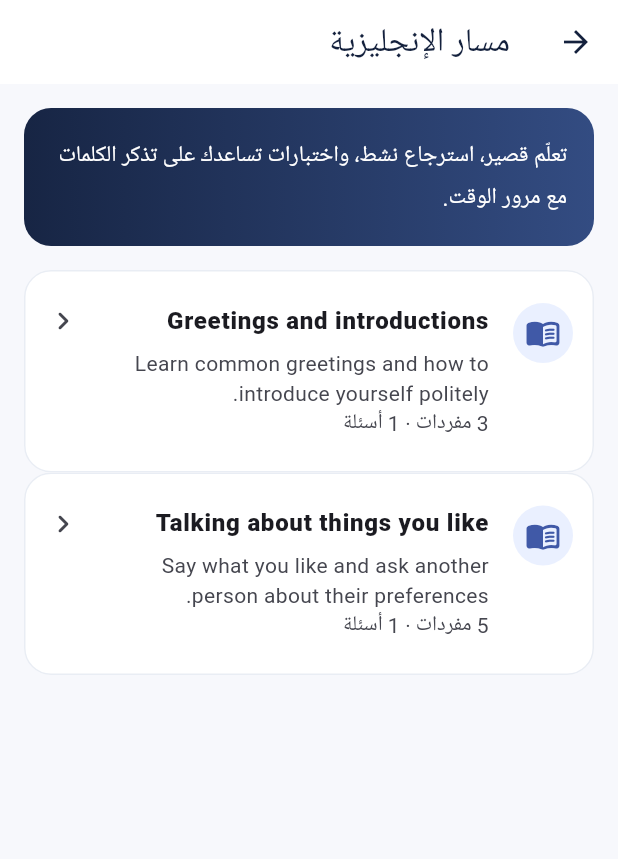
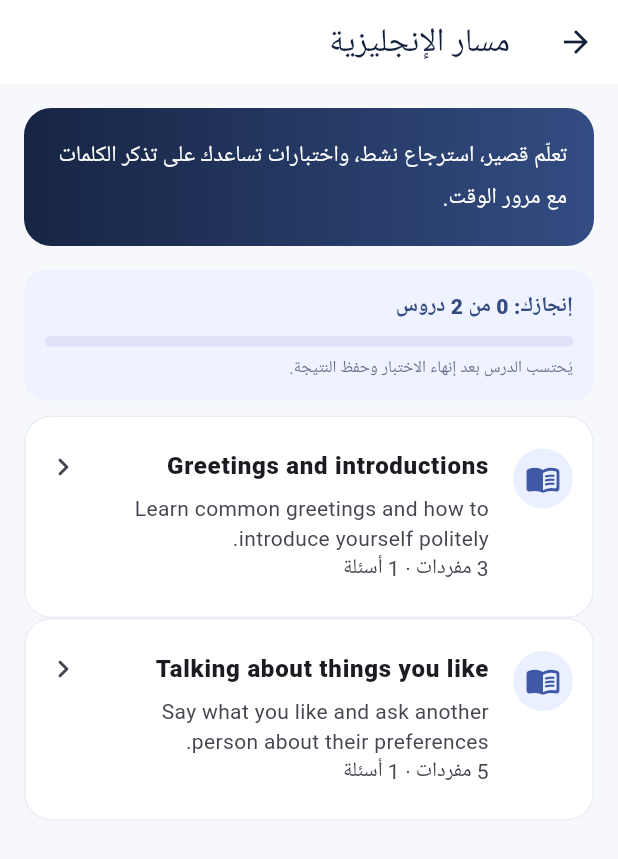
Before and after one commit to ghgfcrcgrf57566-beep/LinguaPro, a Flutter app: the screen it shows after launch, after a tap on "استكشف الدروس", on a phone screen of 412 x 824 dp. Shown: the top 859 px of the screen. Run offline on Flutter 3.47's test engine with Material 3 defaults, Android fonts, the phone set to English and light mode, and no system bars; our stand-ins replace shared_preferences.

Commit message:
Show lesson completion progress in learning tracks

```diff
--- a/app/lib/features/learning/learning_screen.dart
+++ b/app/lib/features/learning/learning_screen.dart
@@ -19,11 +19,18 @@ class LearningScreen extends StatefulWidget {
 
 class _LearningScreenState extends State<LearningScreen> {
   late Future<List<LearningLesson>> _lessonsFuture;
+  Set<String> _completedIds = <String>{};
 
   @override
   void initState() {
     super.initState();
     _lessonsFuture = _loadLessons();
+    _loadCompletedLessons();
+  }
+
+  Future<void> _loadCompletedLessons() async {
+    final completed = await LearningStore.instance.completedLessons();
+    if (mounted) setState(() => _completedIds = completed);
   }
 
   Future<List<LearningLesson>> _loadLessons() async {
@@ -86,6 +93,26 @@ class _LearningScreenState extends State<LearningScreen> {
                 ),
               ),
               const SizedBox(height: 16),
+              Container(
+                padding: const EdgeInsets.all(14),
+                decoration: BoxDecoration(
+                  color: const Color(0xFFEFF3FF),
+                  borderRadius: BorderRadius.circular(14),
+                ),
+                child: Column(crossAxisAlignment: CrossAxisAlignment.start, children: [
+                  Text('إنجازك: ${lessons.where((lesson) => _completedIds.contains(lesson.id)).length} من ${lessons.length} دروس',
+                      style: const TextStyle(fontWeight: FontWeight.w800, color: Color(0xFF334C82))),
+                  const SizedBox(height: 9),
+                  LinearProgressIndicator(
+                    value: lessons.isEmpty ? 0 : lessons.where((lesson) => _completedIds.contains(lesson.id)).length / lessons.length,
+                    minHeight: 7,
+                    borderRadius: BorderRadius.circular(7),
+                  ),
+                  const SizedBox(height: 6),
+                  const Text('يُحتسب الدرس بعد إنهاء الاختبار وحفظ النتيجة.', style: TextStyle(fontSize: 11, color: Color(0xFF687590))),
+                ]),
+              ),
+              const SizedBox(height: 10),
               for (final lesson in lessons)
                 Card(
                   child: ListTile(
@@ -101,10 +128,15 @@ class _LearningScreenState extends State<LearningScreen> {
                       child: Text('${lesson.description}\n${lesson.vocabulary.length} مفردات · ${lesson.quiz.length} أسئلة'),
                     ),
                     isThreeLine: true,
-                    trailing: const Icon(Icons.chevron_left_rounded),
-                    onTap: () => Navigator.of(context).push(MaterialPageRoute(
-                      builder: (_) => LessonScreen(lesson: lesson),
-                    )),
+                    trailing: _completedIds.contains(lesson.id)
+                        ? const Icon(Icons.check_circle_rounded, color: Colors.green)
+                        : const Icon(Icons.chevron_left_rounded),
+                    onTap: () async {
+                      await Navigator.of(context).push(MaterialPageRoute(
+                        builder: (_) => LessonScreen(lesson: lesson),
+                      ));
+                      await _loadCompletedLessons();
+                    },
                   ),
                 ),
             ],
```
